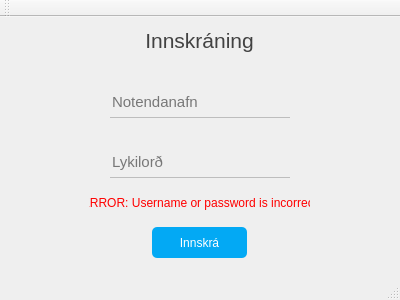
Old version of the form desktop/loginwindow.ui in the repository gudmunduro/lokaverkefni.
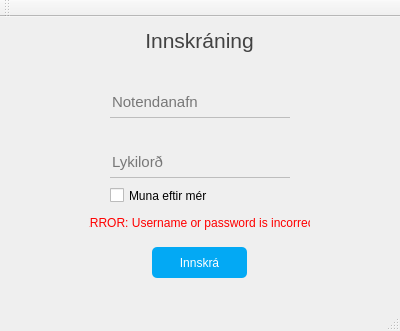
New version of the form.

```diff
--- a/desktop/loginwindow.ui
+++ b/desktop/loginwindow.ui
@@ -7,7 +7,7 @@
     <x>0</x>
     <y>0</y>
     <width>400</width>
-    <height>300</height>
+    <height>331</height>
    </rect>
   </property>
   <property name="windowTitle">
@@ -32,7 +32,7 @@
     <property name="geometry">
      <rect>
       <x>152</x>
-      <y>210</y>
+      <y>230</y>
       <width>95</width>
       <height>31</height>
      </rect>
@@ -110,7 +110,7 @@
     <property name="geometry">
      <rect>
       <x>89</x>
-      <y>170</y>
+      <y>190</y>
       <width>221</width>
       <height>31</height>
      </rect>
@@ -127,6 +127,19 @@
      <set>Qt::AlignCenter</set>
     </property>
    </widget>
+   <widget class="QCheckBox" name="checkBox">
+    <property name="geometry">
+     <rect>
+      <x>110</x>
+      <y>170</y>
+      <width>180</width>
+      <height>17</height>
+     </rect>
+    </property>
+    <property name="text">
+     <string>Muna eftir mér</string>
+    </property>
+   </widget>
   </widget>
   <widget class="QMenuBar" name="menuBar">
    <property name="geometry">
```
